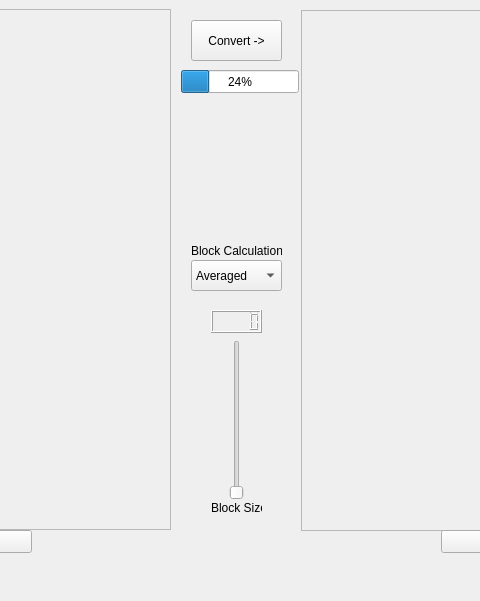
First picture: the form in window.ui, repository boingboomtschak/graphite-py, before the edit; both pictures show x 329 to 809 and y 0 to 601 of the 1136 by 601 pixel window.
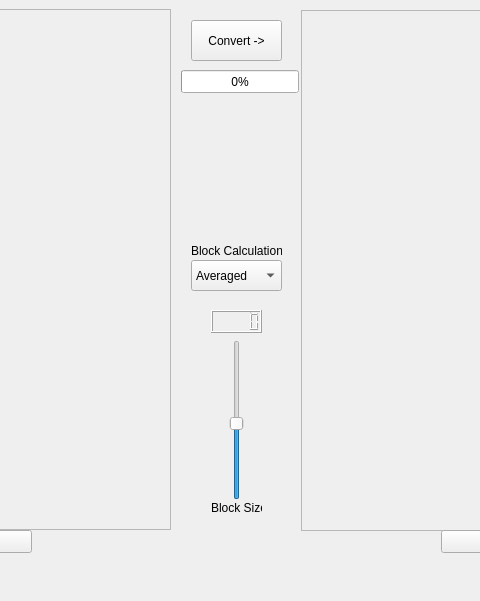
Second picture: the form after the edit.

Commit message: Reordering code, adding util functions to utils.py, starting to set up UI events

Diff of the .ui file:
```diff
--- a/window.ui
+++ b/window.ui
@@ -128,6 +128,9 @@
     <property name="maximum">
      <number>100</number>
     </property>
+    <property name="value">
+     <number>50</number>
+    </property>
     <property name="orientation">
      <enum>Qt::Vertical</enum>
     </property>
@@ -217,7 +220,7 @@
      </rect>
     </property>
     <property name="value">
-     <number>24</number>
+     <number>0</number>
     </property>
    </widget>
   </widget>
```
The commit also changes 3 other files.
